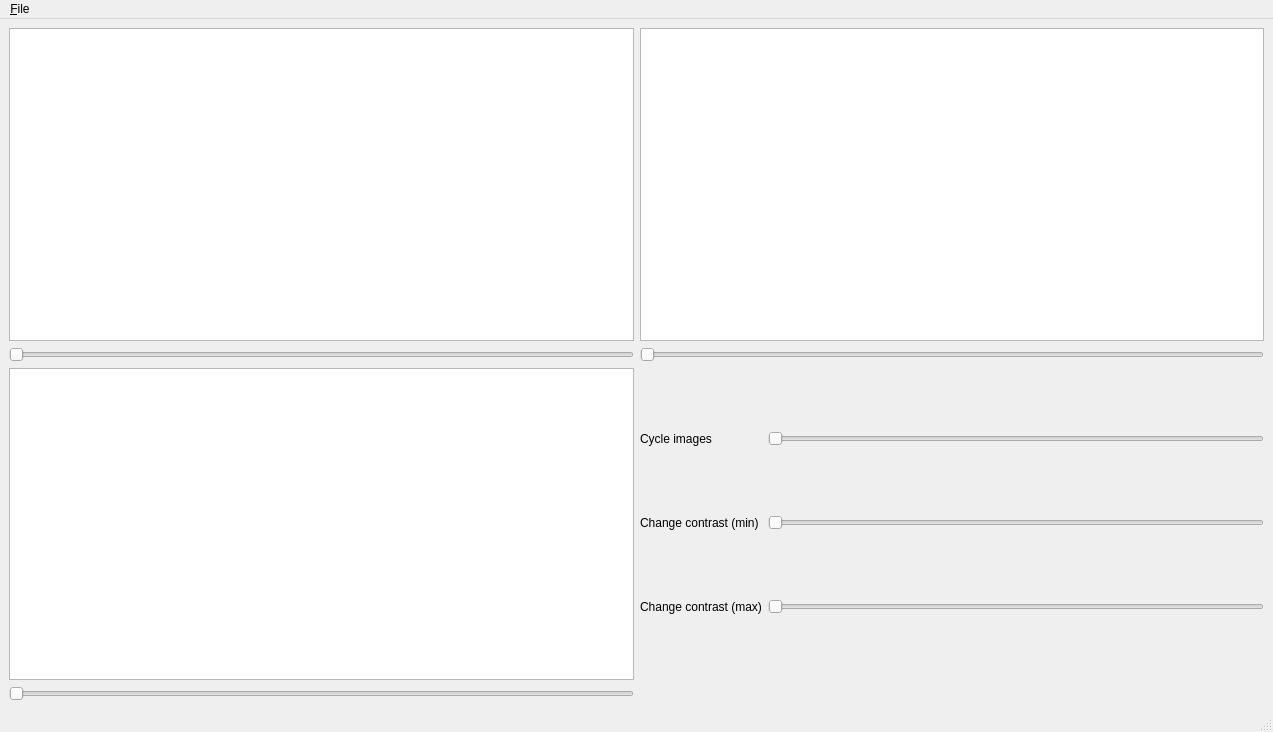
First picture: the form in mainwindow.ui, repository nifti-viewer/nifti-viewer, before the edit.
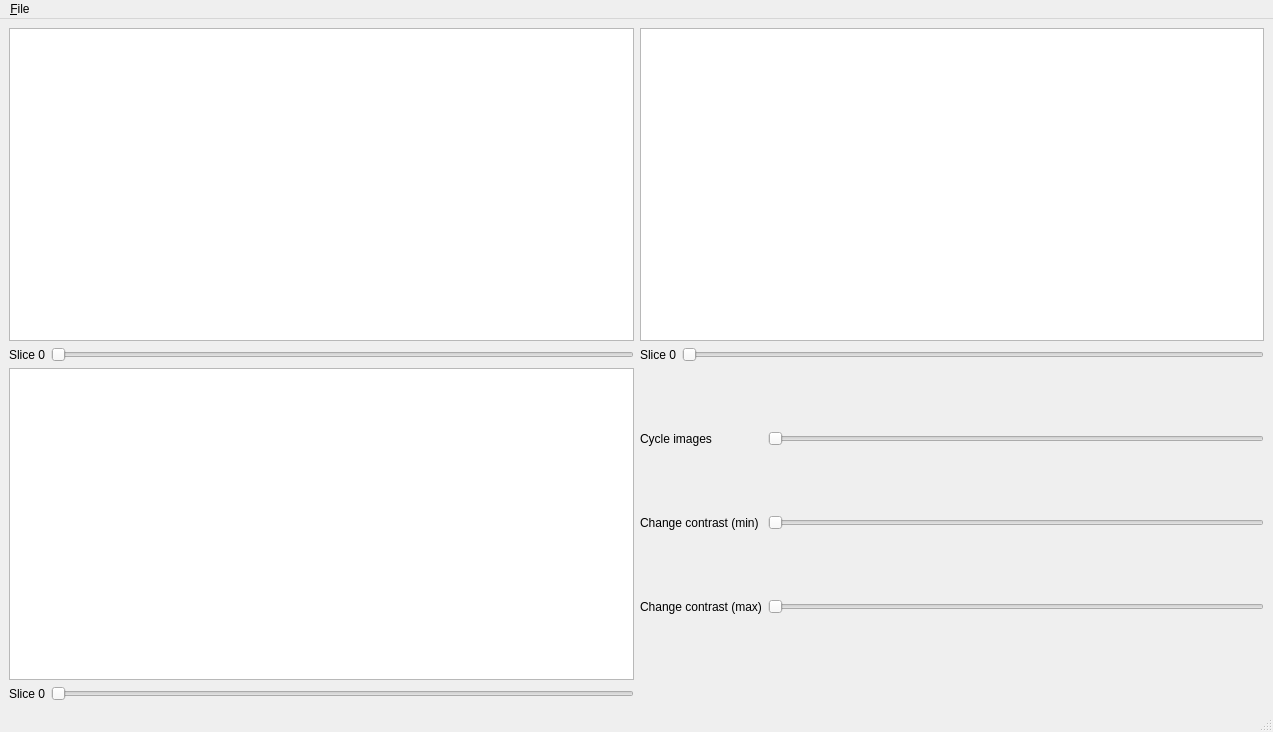
Second picture: the form after the edit.

Commit message: Add slice number labels

Patch:
```diff
--- a/mainwindow.ui
+++ b/mainwindow.ui
@@ -15,36 +15,6 @@
   </property>
   <widget class="QWidget" name="centralwidget">
    <layout class="QGridLayout" name="gridLayout">
-    <item row="0" column="0">
-        <widget class="QGraphicsView" name="image_viewer_1"/>
-    </item>
-    <item row="1" column="1">
-        <widget class="QSlider" name="image_slider_0">
-      <property name="orientation">
-       <enum>Qt::Horizontal</enum>
-      </property>
-     </widget>
-    </item>
-    <item row="3" column="0">
-     <widget class="QSlider" name="image_slider_2">
-      <property name="orientation">
-       <enum>Qt::Horizontal</enum>
-      </property>
-     </widget>
-    </item>
-    <item row="1" column="0">
-        <widget class="QSlider" name="image_slider_1">
-      <property name="orientation">
-       <enum>Qt::Horizontal</enum>
-      </property>
-     </widget>
-    </item>
-    <item row="2" column="0">
-     <widget class="QGraphicsView" name="image_viewer_2"/>
-    </item>
-    <item row="0" column="1">
-        <widget class="QGraphicsView" name="image_viewer_0"/>
-    </item>
        <item row="2" column="1">
            <layout class="QGridLayout" name="grid_layout">
                <item row="3" column="1">
@@ -91,6 +61,69 @@
                </item>
            </layout>
        </item>
+       <item row="0" column="1">
+           <widget class="QGraphicsView" name="image_viewer_0"/>
+       </item>
+       <item row="0" column="0">
+           <widget class="QGraphicsView" name="image_viewer_1"/>
+       </item>
+       <item row="1" column="1">
+           <layout class="QHBoxLayout" name="horizontal_layout_0">
+               <item>
+                   <widget class="QLabel" name="image_slice_label_0">
+                       <property name="text">
+                           <string>Slice 0</string>
+                       </property>
+                   </widget>
+               </item>
+               <item>
+                   <widget class="QSlider" name="image_slider_0">
+                       <property name="orientation">
+                           <enum>Qt::Horizontal</enum>
+                       </property>
+                   </widget>
+               </item>
+           </layout>
+       </item>
+       <item row="1" column="0">
+           <layout class="QHBoxLayout" name="horizontal_layout_1">
+               <item>
+                   <widget class="QLabel" name="image_slice_label_1">
+                       <property name="text">
+                           <string>Slice 0</string>
+                       </property>
+                   </widget>
+               </item>
+               <item>
+                   <widget class="QSlider" name="image_slider_1">
+                       <property name="orientation">
+                           <enum>Qt::Horizontal</enum>
+                       </property>
+                   </widget>
+               </item>
+           </layout>
+       </item>
+       <item row="3" column="0">
+           <layout class="QHBoxLayout" name="horizontal_layout_2">
+               <item>
+                   <widget class="QLabel" name="image_slice_label_2">
+                       <property name="text">
+                           <string>Slice 0</string>
+                       </property>
+                   </widget>
+               </item>
+               <item>
+                   <widget class="QSlider" name="image_slider_2">
+                       <property name="orientation">
+                           <enum>Qt::Horizontal</enum>
+                       </property>
+                   </widget>
+               </item>
+           </layout>
+       </item>
+       <item row="2" column="0">
+           <widget class="QGraphicsView" name="image_viewer_2"/>
+       </item>
    </layout>
   </widget>
   <widget class="QMenuBar" name="menubar">
```
The commit also changes 1 other file.
